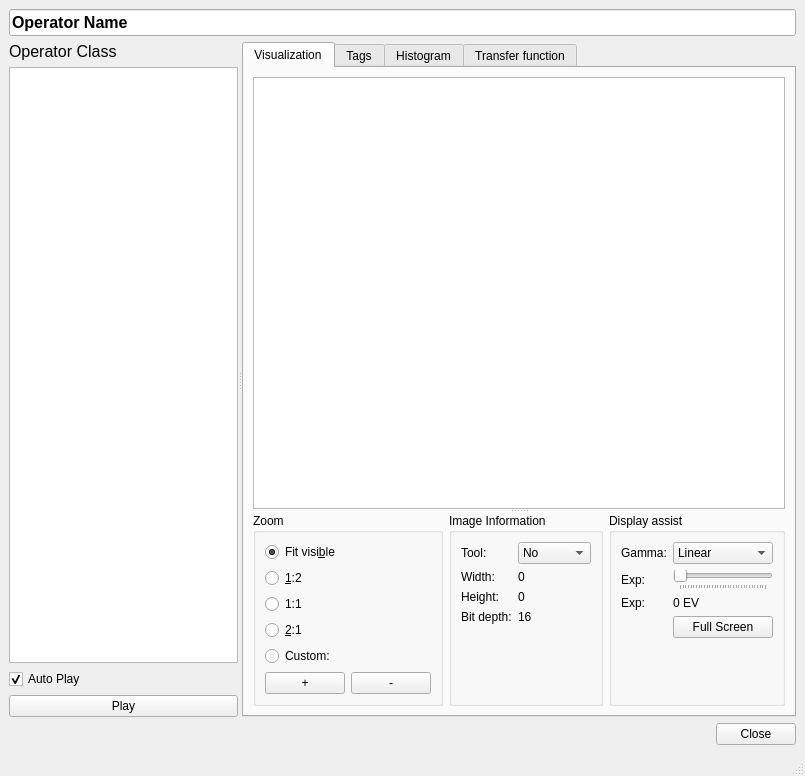
The window that ui/visualization.ui (ploki/darkflow) describes before a commit, drawn with Qt 5.
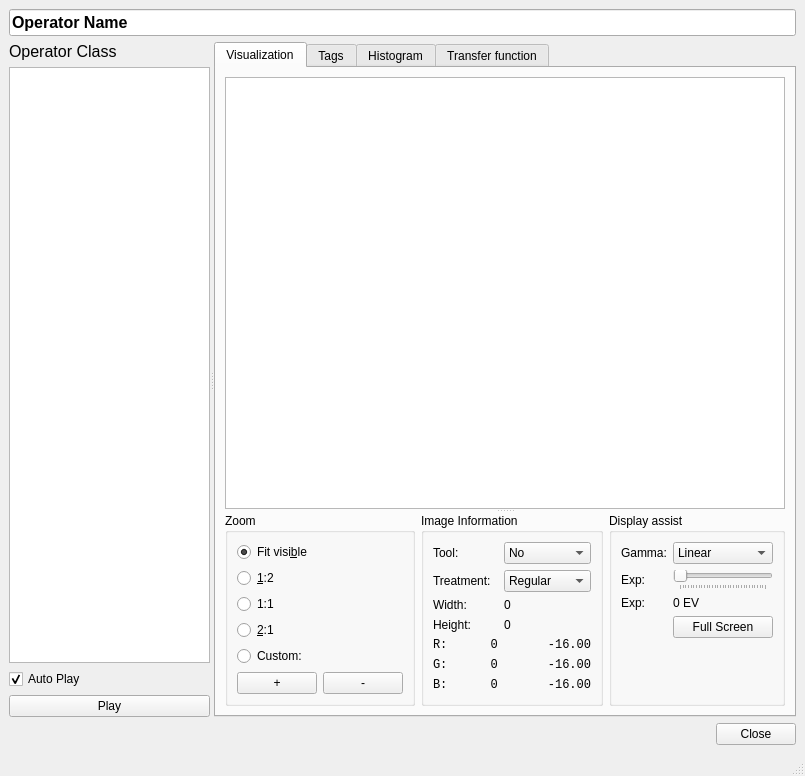
The same window after the commit.

Commit message: rgb values display in visualization

```diff
--- a/ui/visualization.ui
+++ b/ui/visualization.ui
@@ -249,44 +249,137 @@
                     </widget>
                    </item>
                    <item row="1" column="0">
+                    <widget class="QLabel" name="label">
+                     <property name="text">
+                      <string>Treatment:</string>
+                     </property>
+                    </widget>
+                   </item>
+                   <item row="1" column="1">
+                    <widget class="QComboBox" name="comboBox">
+                     <item>
+                      <property name="text">
+                       <string>Regular</string>
+                      </property>
+                     </item>
+                     <item>
+                      <property name="text">
+                       <string>Reference</string>
+                      </property>
+                     </item>
+                     <item>
+                      <property name="text">
+                       <string>Discarded</string>
+                      </property>
+                     </item>
+                    </widget>
+                   </item>
+                   <item row="2" column="0">
                     <widget class="QLabel" name="label_width">
                      <property name="text">
                       <string>Width:</string>
                      </property>
                     </widget>
                    </item>
-                   <item row="1" column="1">
+                   <item row="2" column="1">
                     <widget class="QLabel" name="value_width">
                      <property name="text">
                       <string>0</string>
                      </property>
                     </widget>
                    </item>
-                   <item row="2" column="0">
+                   <item row="3" column="0">
                     <widget class="QLabel" name="label_height">
                      <property name="text">
                       <string>Height:</string>
                      </property>
                     </widget>
                    </item>
-                   <item row="2" column="1">
+                   <item row="3" column="1">
                     <widget class="QLabel" name="value_height">
                      <property name="text">
                       <string>0</string>
                      </property>
                     </widget>
                    </item>
-                   <item row="3" column="0">
-                    <widget class="QLabel" name="label_bpp">
+                   <item row="4" column="0">
+                    <widget class="QLabel" name="value_ADU_R">
+                     <property name="font">
+                      <font>
+                       <family>Monospace</family>
+                      </font>
+                     </property>
                      <property name="text">
-                      <string>Bit depth:</string>
+                      <string>R:      0</string>
                      </property>
                     </widget>
                    </item>
-                   <item row="3" column="1">
-                    <widget class="QLabel" name="value_bpp">
+                   <item row="4" column="1">
+                    <widget class="QLabel" name="value_EV_R">
+                     <property name="font">
+                      <font>
+                       <family>Monospace</family>
+                      </font>
+                     </property>
                      <property name="text">
-                      <string>16</string>
+                      <string>-16.00</string>
+                     </property>
+                     <property name="alignment">
+                      <set>Qt::AlignRight|Qt::AlignTrailing|Qt::AlignVCenter</set>
+                     </property>
+                    </widget>
+                   </item>
+                   <item row="5" column="0">
+                    <widget class="QLabel" name="value_ADU_G">
+                     <property name="font">
+                      <font>
+                       <family>Monospace</family>
+                      </font>
+                     </property>
+                     <property name="text">
+                      <string>G:      0</string>
+                     </property>
+                    </widget>
+                   </item>
+                   <item row="5" column="1">
+                    <widget class="QLabel" name="value_EV_G">
+                     <property name="font">
+                      <font>
+                       <family>Monospace</family>
+                      </font>
+                     </property>
+                     <property name="text">
+                      <string>-16.00</string>
+                     </property>
+                     <property name="alignment">
+                      <set>Qt::AlignRight|Qt::AlignTrailing|Qt::AlignVCenter</set>
+                     </property>
+                    </widget>
+                   </item>
+                   <item row="6" column="0">
+                    <widget class="QLabel" name="value_ADU_B">
+                     <property name="font">
+                      <font>
+                       <family>Monospace</family>
+                      </font>
+                     </property>
+                     <property name="text">
+                      <string>B:      0</string>
+                     </property>
+                    </widget>
+                   </item>
+                   <item row="6" column="1">
+                    <widget class="QLabel" name="value_EV_B">
+                     <property name="font">
+                      <font>
+                       <family>Monospace</family>
+                      </font>
+                     </property>
+                     <property name="text">
+                      <string>-16.00</string>
+                     </property>
+                     <property name="alignment">
+                      <set>Qt::AlignRight|Qt::AlignTrailing|Qt::AlignVCenter</set>
                      </property>
                     </widget>
                    </item>
```
Left out of the diff: 18 changed lines with no effect on the pictures. The commit also changes 4 other files.
